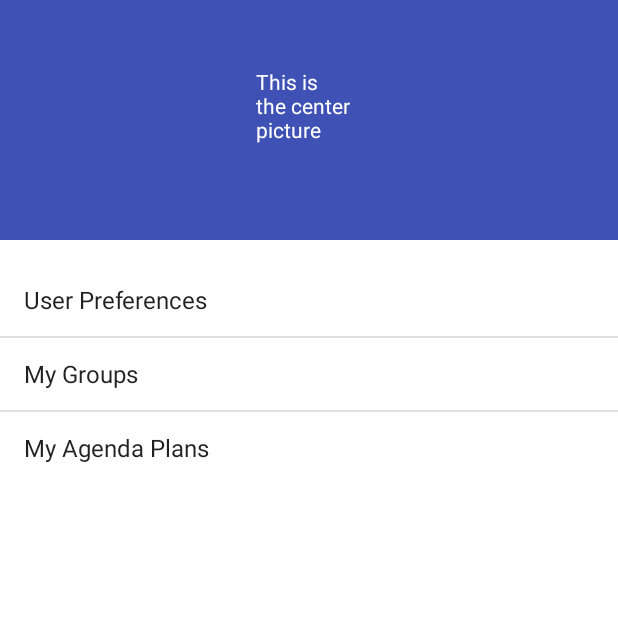
After one commit to tranbenny/Day-Planner-Android-App, an Android app: the fragment NavigationDrawerFragment shown on its own in the app's theme, on a phone screen of 412 x 824 dp, the top half of it. The commit adds this screen. Run offline under Robolectric (Android 15) with nearby library versions, the phone set to English and light mode, and no system bars.

Commit message:
created simple navigation drawer

```diff
--- /dev/null
+++ b/app/src/main/java/com/example/bennytran/yelpagendabuilder/NavigationDrawerFragment.java
@@ -0,0 +1,53 @@
+package com.example.bennytran.yelpagendabuilder;
+
+import android.content.Context;
+import android.net.Uri;
+import android.os.Bundle;
+import android.support.v4.app.Fragment;
+import android.support.v4.widget.DrawerLayout;
+import android.support.v7.app.ActionBarDrawerToggle;
+import android.view.LayoutInflater;
+import android.view.View;
+import android.view.ViewGroup;
+import android.widget.ArrayAdapter;
+import android.widget.ListView;
+import android.widget.TextView;
+
+import java.util.ArrayList;
+
+public class NavigationDrawerFragment extends Fragment {
+
+    private ActionBarDrawerToggle mDrawerToggle;
+    private DrawerLayout mDrawerLayout;
+
+
+    @Override
+    public void onCreate(Bundle savedInstanceState) {
+        super.onCreate(savedInstanceState);
+    }
+
+    @Override
+    public View onCreateView(LayoutInflater inflater, ViewGroup container,
+                             Bundle savedInstanceState) {
+        View view = inflater.inflate(R.layout.fragment_navigation_drawer, container, false);
+        setupListView(view);
+        return view;
+    }
+
+    private void setupListView(View view) {
+        ListView optionsList = (ListView) view.findViewById(R.id.lvNavigationPages);
+        ArrayList<String> pages = new ArrayList<String>();
+        pages.add("User Preferences");
+        pages.add("My Groups");
+        pages.add("My Agenda Plans");
+        ArrayAdapter adapter = new ArrayAdapter(getActivity(), android.R.layout.simple_list_item_1, pages);
+        optionsList.setAdapter(adapter);
+        // adapter.add("User Preferences");
+        // optionsList.setLayoutManager(new LinearLayoutManager(getActivity()));
+    }
+
+
+
+
+
+}
--- a/app/src/main/java/com/example/bennytran/yelpagendabuilder/PlanFragment.java
+++ b/app/src/main/java/com/example/bennytran/yelpagendabuilder/PlanFragment.java
@@ -19,8 +19,7 @@ import android.widget.TextView;
 import java.util.ArrayList;
 import java.util.List;
 
-// TODO:
-// needs to update listview on refresh
+
 
 public class PlanFragment extends Fragment {
 
--- /dev/null
+++ b/app/src/main/res/layout/fragment_navigation_drawer.xml
@@ -0,0 +1,33 @@
+<?xml version="1.0" encoding="utf-8"?>
+<LinearLayout xmlns:android="http://schemas.android.com/apk/res/android"
+    android:orientation="vertical"
+    android:layout_width="match_parent"
+    android:layout_height="match_parent"
+    android:background="@android:color/white">
+
+    <RelativeLayout
+        android:id="@+id/nav_header_container"
+        android:layout_width="match_parent"
+        android:layout_height="160dp"
+        android:background="@color/colorPrimary">
+
+        <TextView
+            android:layout_width="70dp"
+            android:layout_height="70dp"
+            android:layout_centerInParent="true"
+            android:text="This is the center picture"
+            android:textColor="@android:color/white" />
+
+    </RelativeLayout>
+
+    <ListView
+        android:layout_width="match_parent"
+        android:layout_height="wrap_content"
+        android:layout_marginTop="16dp"
+        android:id="@+id/lvNavigationPages" />
+
+
+
+
+
+</LinearLayout>
```
Also changed, not shown: app/src/main/java/com/example/bennytran/yelpagendabuilder/MainActivity.java (+0 -8 lines), app/src/main/java/com/example/bennytran/yelpagendabuilder/NavigationDrawerAdapter.java (added, +45 -0 lines), app/src/main/java/com/example/bennytran/yelpagendabuilder/PlanActivity.java (+5 -7 lines), app/src/main/res/layout/activity_plan.xml (+19 -4 lines), app/src/main/res/layout/nav_list_item.xml (added, +16 -0 lines), 1 other file.
